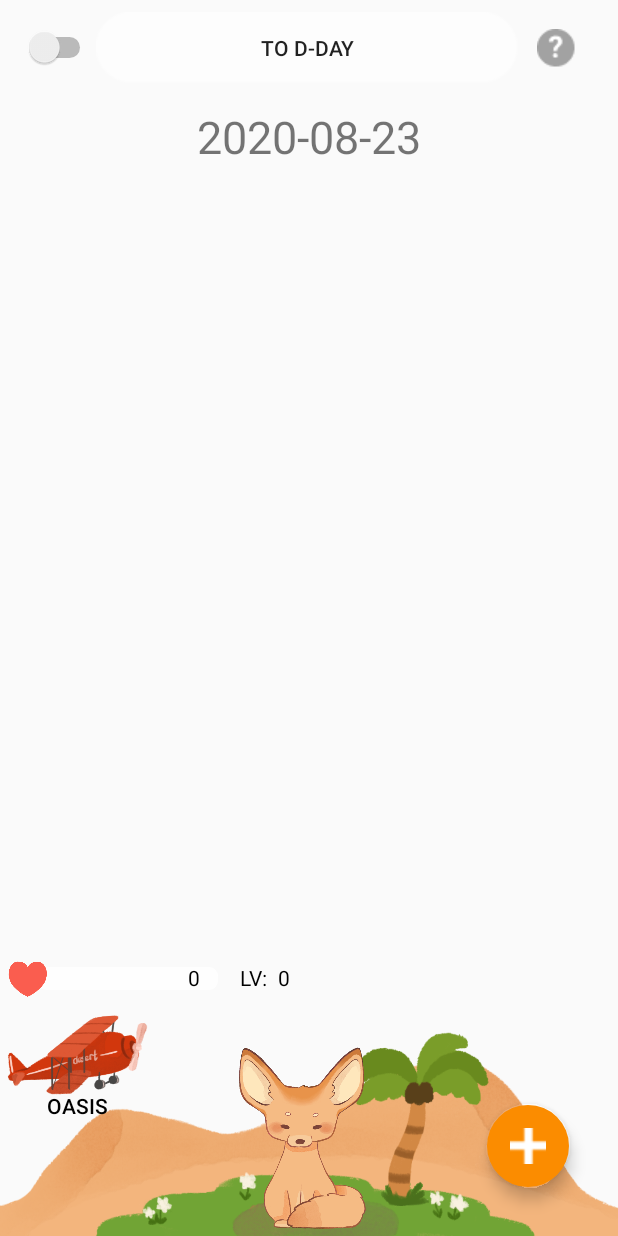
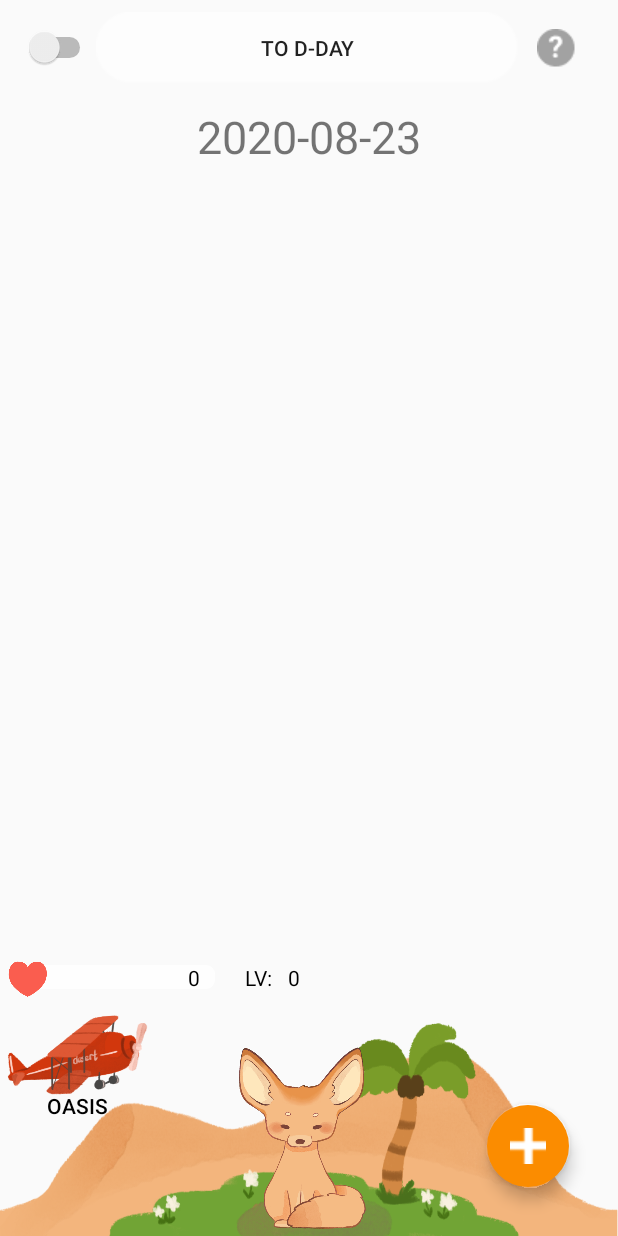
Before and after one commit to HZie/Appsolute-Time-with-Fox, an Android app: the layout activity_main.xml on its own in the app's theme, with its tools: preview values and no code run, on a phone screen of 412 x 824 dp. Run offline under Robolectric (Android 15) with nearby library versions, the phone set to English and light mode, and no system bars.

Commit message:
메인화면 여우스탯관련 뷰 정렬함

```diff
--- a/app/src/main/res/layout/activity_main.xml
+++ b/app/src/main/res/layout/activity_main.xml
@@ -91,12 +91,12 @@
         android:text="@string/oasis_button"
         android:textColor="#000000"
         app:layout_constraintStart_toStartOf="parent"
-        app:layout_constraintTop_toBottomOf="@+id/frameLayout" />
+        app:layout_constraintTop_toBottomOf="@id/linearLayout2" />
 
     <ImageView
         android:id="@+id/imageView2"
-        android:layout_width="441dp"
-        android:layout_height="143dp"
+        android:layout_width="match_parent"
+        android:layout_height="150dp"
         android:background="@drawable/main_ground"
         app:layout_constraintBottom_toBottomOf="parent"
         app:layout_constraintEnd_toEndOf="parent"
@@ -148,44 +148,55 @@
 
     //여우 애정도 관련 뷰
 
+    <LinearLayout
+        android:id="@+id/linearLayout2"
+        android:layout_width="match_parent"
+        android:layout_height="wrap_content"
+        android:orientation="horizontal"
+        app:layout_constraintTop_toBottomOf="@id/listFragment">
+
         <FrameLayout
-        android:id="@+id/frameLayout"
-        android:layout_width="215dp"
-        android:layout_height="50dp"
-        app:layout_constraintBottom_toTopOf="@+id/fox"
-        app:layout_constraintStart_toStartOf="parent"
-        app:layout_constraintTop_toBottomOf="@+id/listFragment"
-        app:layout_constraintVertical_bias="0.0">
+            android:layout_width="wrap_content"
+            android:layout_height="wrap_content">
 
             <ProgressBar
                 android:id="@+id/loveprg"
                 style="@style/Widget.AppCompat.ProgressBar.Horizontal"
                 android:layout_width="120dp"
-            android:layout_height="15dp"
-            android:layout_marginStart="25dp"
-            android:layout_marginTop="18dp"
+                android:layout_height="16dp"
+                android:layout_gravity="center_vertical"
+                android:layout_marginStart="23dp"
                 android:max="100"
                 android:progress="0"
                 android:progressDrawable="@drawable/love_bar"
                 app:layout_constraintStart_toStartOf="parent"
                 app:layout_constraintTop_toTopOf="parent" />
 
+            <TextView
+                android:id="@+id/percent"
+                android:layout_width="wrap_content"
+                android:layout_height="wrap_content"
+                android:layout_gravity="center_vertical"
+                android:layout_marginStart="125dp"
+                android:text="0"
+                android:textColor="#000000" />
+
             <ImageView
                 android:id="@+id/heart"
                 android:layout_width="40dp"
                 android:layout_height="50dp"
-            android:layout_marginStart="0dp"
-            android:layout_marginTop="0dp"
                 android:background="@drawable/heart2"
-            android:contentDescription="@string/wordBox"
-            android:visibility="visible" />
+                android:contentDescription="@string/wordBox" />
+
+        </FrameLayout>
+
 
         <TextView
             android:id="@+id/levelText"
             android:layout_width="wrap_content"
             android:layout_height="wrap_content"
-            android:layout_marginStart="160dp"
-            android:layout_marginTop="15dp"
+            android:layout_gravity="center_vertical"
+            android:layout_marginLeft="20dp"
             android:text="@string/levelText"
             android:textColor="#000000" />
 
@@ -193,21 +204,11 @@
             android:id="@+id/levelNum"
             android:layout_width="wrap_content"
             android:layout_height="wrap_content"
-            android:layout_marginStart="185dp"
-            android:layout_marginTop="15dp"
-            android:textColor="#000000"
-            android:text="0" />
-
-        <TextView
-            android:id="@+id/percent"
-            android:layout_width="wrap_content"
-            android:layout_height="wrap_content"
-            android:layout_marginStart="125dp"
-            android:layout_marginTop="15dp"
-            android:textColor="#000000"
-            android:text="0" />
-
-    </FrameLayout>
+            android:layout_gravity="center_vertical"
+            android:layout_marginLeft="10dp"
+            android:text="0"
+            android:textColor="#000000" />
+    </LinearLayout>
 
 
 </androidx.constraintlayout.widget.ConstraintLayout>
```
Lines whose indentation alone changed are shown as unchanged.
